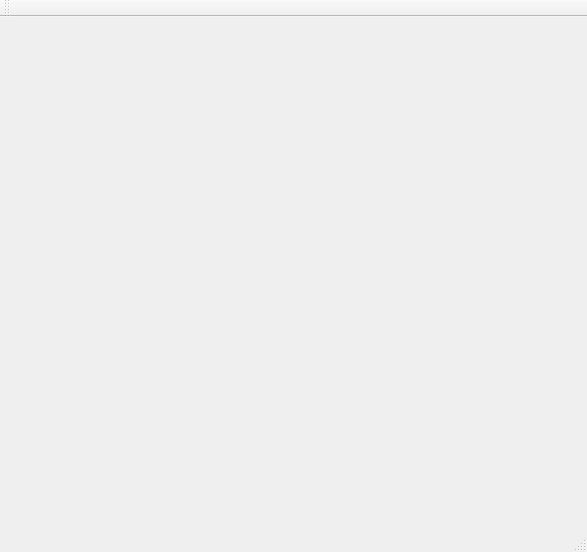
First picture: the form in IDC_TestSystem/mainwindow.ui, repository ChinaClever/IDC_TestSystem, before the edit.
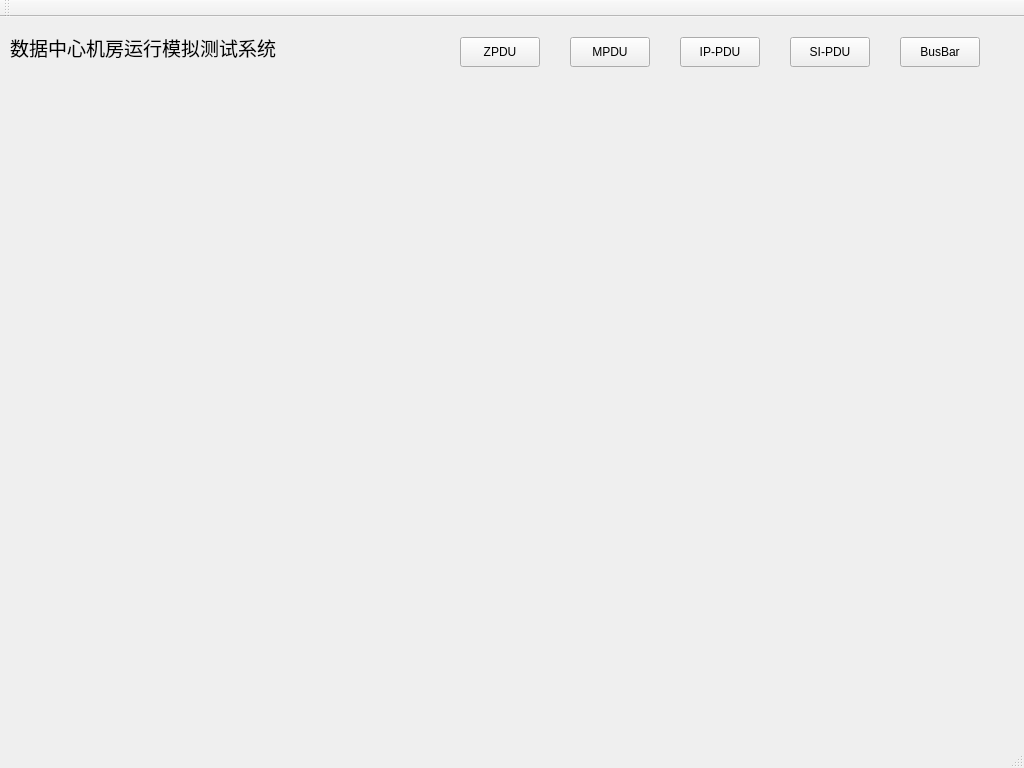
Second picture: the form after the edit. Icons and pictures are not drawn.

```diff
--- a/IDC_TestSystem/mainwindow.ui
+++ b/IDC_TestSystem/mainwindow.ui
@@ -6,21 +6,105 @@
    <rect>
     <x>0</x>
     <y>0</y>
-    <width>587</width>
-    <height>552</height>
+    <width>1024</width>
+    <height>768</height>
    </rect>
   </property>
   <property name="windowTitle">
    <string>MainWindow</string>
   </property>
   <widget class="QWidget" name="centralWidget">
-   <widget class="QWidget" name="widget" native="true">
+   <widget class="QLabel" name="titleLab">
     <property name="geometry">
      <rect>
-      <x>160</x>
-      <y>120</y>
-      <width>251</width>
-      <height>231</height>
+      <x>10</x>
+      <y>10</y>
+      <width>361</width>
+      <height>41</height>
+     </rect>
+    </property>
+    <property name="font">
+     <font>
+      <family>楷体</family>
+      <pointsize>14</pointsize>
+     </font>
+    </property>
+    <property name="text">
+     <string>数据中心机房运行模拟测试系统</string>
+    </property>
+   </widget>
+   <widget class="QPushButton" name="mpduBtn">
+    <property name="geometry">
+     <rect>
+      <x>570</x>
+      <y>20</y>
+      <width>80</width>
+      <height>30</height>
+     </rect>
+    </property>
+    <property name="text">
+     <string>MPDU</string>
+    </property>
+   </widget>
+   <widget class="QPushButton" name="busbarBtn">
+    <property name="geometry">
+     <rect>
+      <x>900</x>
+      <y>20</y>
+      <width>80</width>
+      <height>30</height>
+     </rect>
+    </property>
+    <property name="text">
+     <string>BusBar</string>
+    </property>
+   </widget>
+   <widget class="QPushButton" name="sipduBtn">
+    <property name="geometry">
+     <rect>
+      <x>790</x>
+      <y>20</y>
+      <width>80</width>
+      <height>30</height>
+     </rect>
+    </property>
+    <property name="text">
+     <string>SI-PDU</string>
+    </property>
+   </widget>
+   <widget class="QPushButton" name="zpduBtn">
+    <property name="geometry">
+     <rect>
+      <x>460</x>
+      <y>20</y>
+      <width>80</width>
+      <height>30</height>
+     </rect>
+    </property>
+    <property name="text">
+     <string>ZPDU</string>
+    </property>
+   </widget>
+   <widget class="QPushButton" name="ippduBtn">
+    <property name="geometry">
+     <rect>
+      <x>680</x>
+      <y>20</y>
+      <width>80</width>
+      <height>30</height>
+     </rect>
+    </property>
+    <property name="text">
+     <string>IP-PDU</string>
+    </property>
+   </widget>
+   <widget class="QStackedWidget" name="stackedWid">
+    <property name="geometry">
+     <rect>
+      <x>10</x>
+      <y>70</y>
+      <width>1001</width>
+      <height>641</height>
      </rect>
     </property>
    </widget>
```
Left out of the diff: 15 changed lines with no effect on the pictures.
